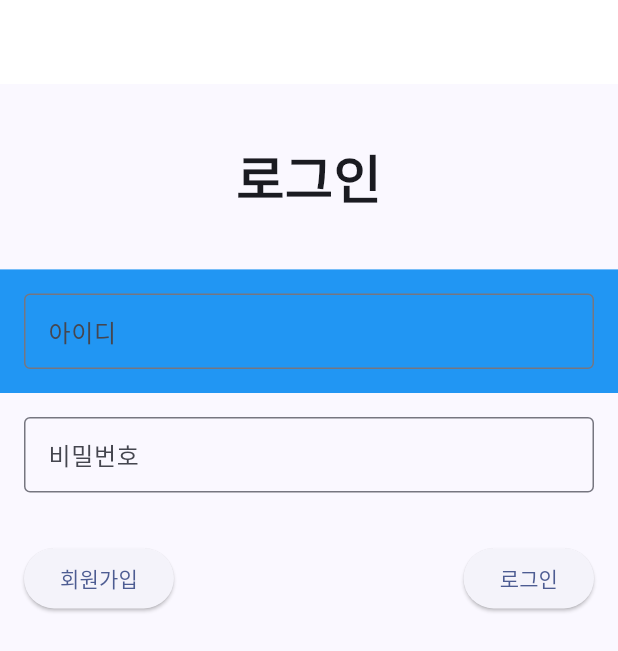
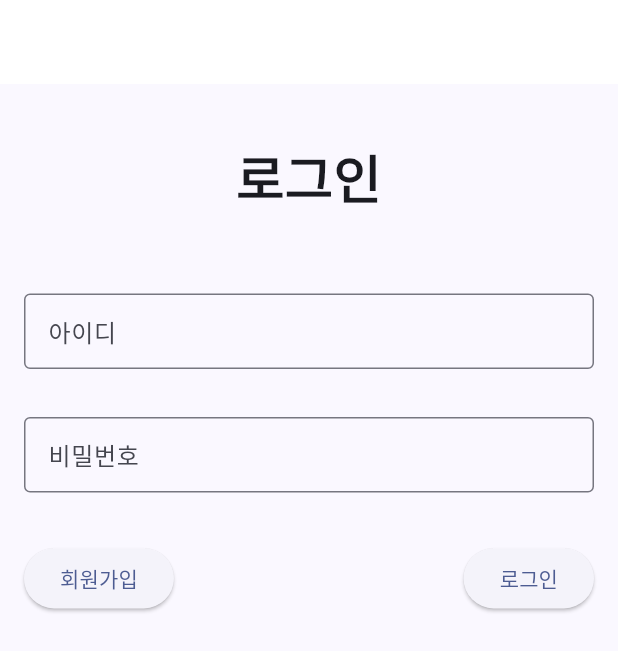
Before and after one commit to hoseCloud/sp1-frontend, a Flutter app: the screen it shows after launch, on a phone screen of 412 x 824 dp. Shown: the top 651 px of the screen. Run offline on Flutter 3.47's test engine with Material 2 defaults, Android fonts, the light colour scheme and no system bars; our stand-ins replace loading_animation_widget, sqflite; accounts and stored records are empty.

Commit message:
Remove debug layout

```diff
--- a/lib/screen/login_member_004.dart
+++ b/lib/screen/login_member_004.dart
@@ -71,7 +71,6 @@ class _ScreenLoginMemberState extends State<ScreenLoginMember> {
                 height: screenHeight * 0.1,
                 alignment: Alignment.center,
                 padding: const EdgeInsets.all(16.0),
-                color: Colors.blue,
                 child: TextField(
                   obscureText: false,
                   decoration: const InputDecoration(
```
